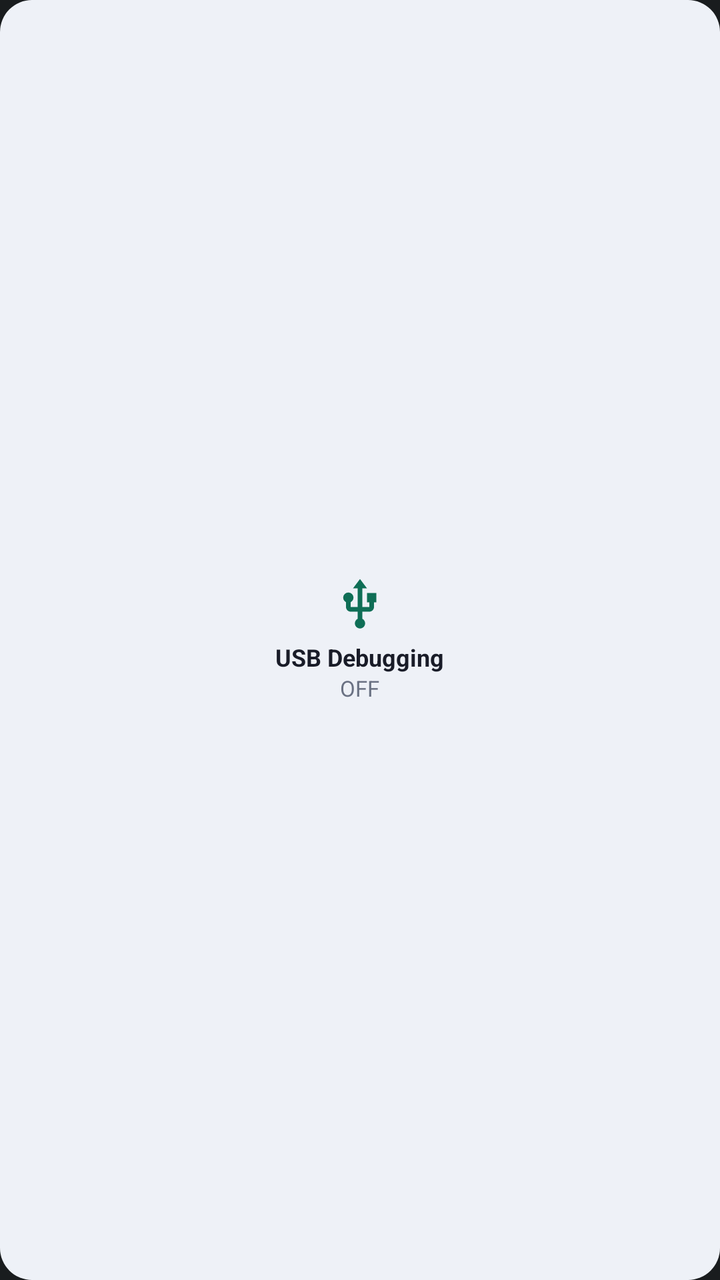
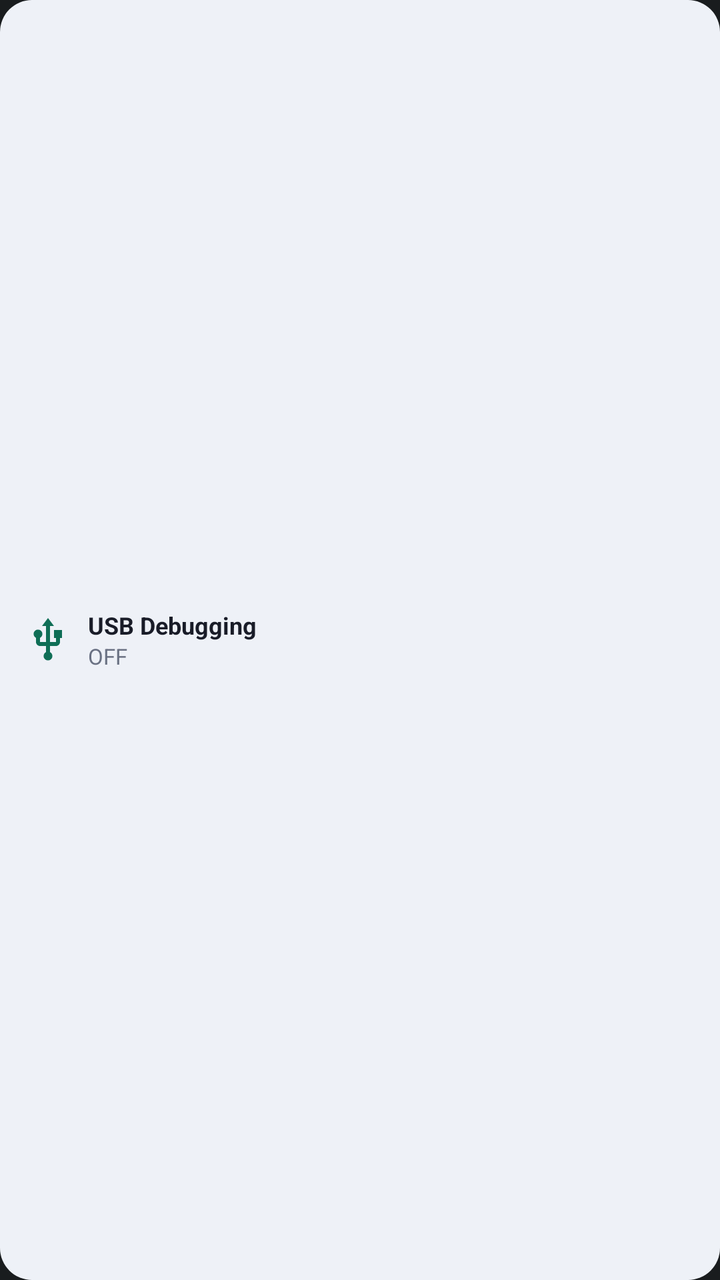

Before-and-after screenshots of an Android layout around one commit, followed by the original layout XML and the change that was made.
<!-- AndroidManifest.xml: application theme android:Theme.DeviceDefault.NoActionBar -->
<!-- res/layout/widget_preview_usb_debugging.xml -->
<?xml version="1.0" encoding="utf-8"?>
<LinearLayout xmlns:android="http://schemas.android.com/apk/res/android"
    android:layout_width="match_parent"
    android:layout_height="match_parent"
    android:background="@drawable/widget_preview_bg"
    android:gravity="center"
    android:orientation="vertical"
    android:padding="8dp">

    <ImageView
        android:layout_width="28dp"
        android:layout_height="28dp"
        android:contentDescription="@string/label_usb_debugging"
        android:src="@drawable/ic_usb"
        android:tint="#0F6E56" />

    <TextView
        android:layout_width="wrap_content"
        android:layout_height="wrap_content"
        android:layout_marginTop="4dp"
        android:text="@string/label_usb_debugging"
        android:textColor="#191C28"
        android:textSize="12sp"
        android:textStyle="bold" />

    <TextView
        android:layout_width="wrap_content"
        android:layout_height="wrap_content"
        android:text="@string/toggle_off"
        android:textColor="#6A7183"
        android:textSize="11sp" />
</LinearLayout>
<!-- resources referenced by this layout -->
<resources>
  <!-- drawable ic_usb (drawable) -->
  <vector xmlns:android="http://schemas.android.com/apk/res/android"
      android:width="24dp"
      android:height="24dp"
      android:viewportWidth="24"
      android:viewportHeight="24">
      <path
          android:fillColor="@android:color/white"
          android:pathData="M15,7v4h1v2h-3V5h2l-3,-4 -3,4h2v8H8v-2.07c0.7,-0.37 1.2,-1.08 1.2,-1.93 0,-1.21 -0.99,-2.2 -2.2,-2.2 -1.21,0 -2.2,0.99 -2.2,2.2 0,0.85 0.5,1.56 1.2,1.93V13c0,1.1 0.9,2 2,2h3v3.05c-0.71,0.37 -1.2,1.1 -1.2,1.95 0,1.22 0.99,2.2 2.2,2.2 1.21,0 2.2,-0.98 2.2,-2.2 0,-0.85 -0.49,-1.58 -1.2,-1.95V15h3c1.1,0 2,-0.9 2,-2v-2h1V7h-4z" />
  </vector>
  <!-- drawable widget_preview_bg (drawable) -->
  <shape xmlns:android="http://schemas.android.com/apk/res/android"
      android:shape="rectangle">
      <corners android:radius="16dp" />
      <solid android:color="#FFEEF1F7" />
  </shape>
  <string name="label_usb_debugging">USB Debugging</string>
  <string name="toggle_off">OFF</string>
</resources>

<!-- the commit's change to res/layout/widget_preview_usb_debugging.xml (unified diff, before → after) -->
@@ -3,30 +3,36 @@
     android:layout_width="match_parent"
     android:layout_height="match_parent"
     android:background="@drawable/widget_preview_bg"
-    android:gravity="center"
-    android:orientation="vertical"
-    android:padding="8dp">
+    android:gravity="center_vertical"
+    android:orientation="horizontal"
+    android:padding="12dp">
 
     <ImageView
-        android:layout_width="28dp"
-        android:layout_height="28dp"
+        android:layout_width="24dp"
+        android:layout_height="24dp"
         android:contentDescription="@string/label_usb_debugging"
         android:src="@drawable/ic_usb"
         android:tint="#0F6E56" />
 
-    <TextView
+    <LinearLayout
         android:layout_width="wrap_content"
         android:layout_height="wrap_content"
-        android:layout_marginTop="4dp"
-        android:text="@string/label_usb_debugging"
-        android:textColor="#191C28"
-        android:textSize="12sp"
-        android:textStyle="bold" />
+        android:layout_marginStart="8dp"
+        android:orientation="vertical">
 
-    <TextView
-        android:layout_width="wrap_content"
-        android:layout_height="wrap_content"
-        android:text="@string/toggle_off"
-        android:textColor="#6A7183"
-        android:textSize="11sp" />
+        <TextView
+            android:layout_width="wrap_content"
+            android:layout_height="wrap_content"
+            android:text="@string/label_usb_debugging"
+            android:textColor="#191C28"
+            android:textSize="12sp"
+            android:textStyle="bold" />
+
+        <TextView
+            android:layout_width="wrap_content"
+            android:layout_height="wrap_content"
+            android:text="@string/toggle_off"
+            android:textColor="#6A7183"
+            android:textSize="11sp" />
+    </LinearLayout>
 </LinearLayout>
